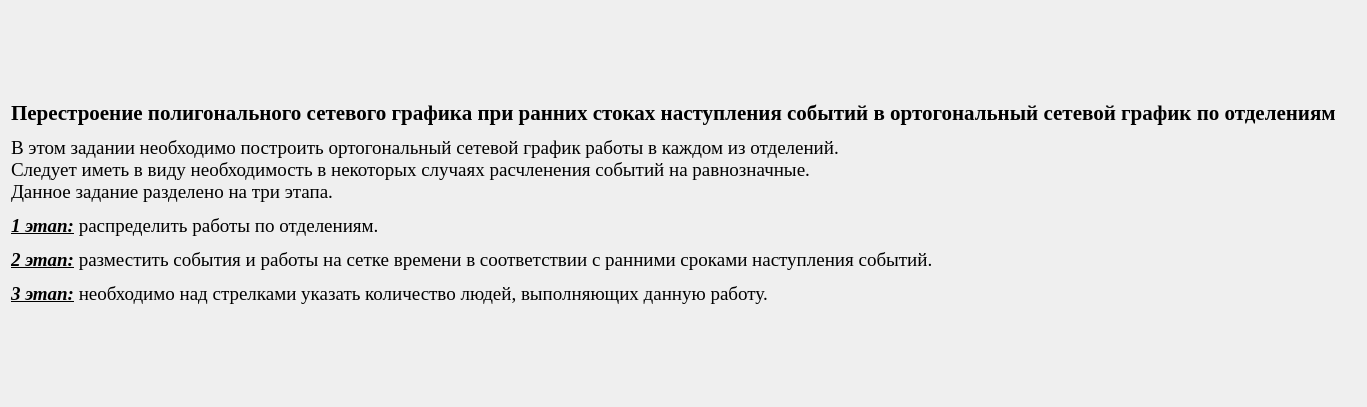
This is qt_designer_ui/TextTask5.ui in IvaMarin/Project-Network-Diagram-App as Qt 5 draws it before an edit. The edited form follows.
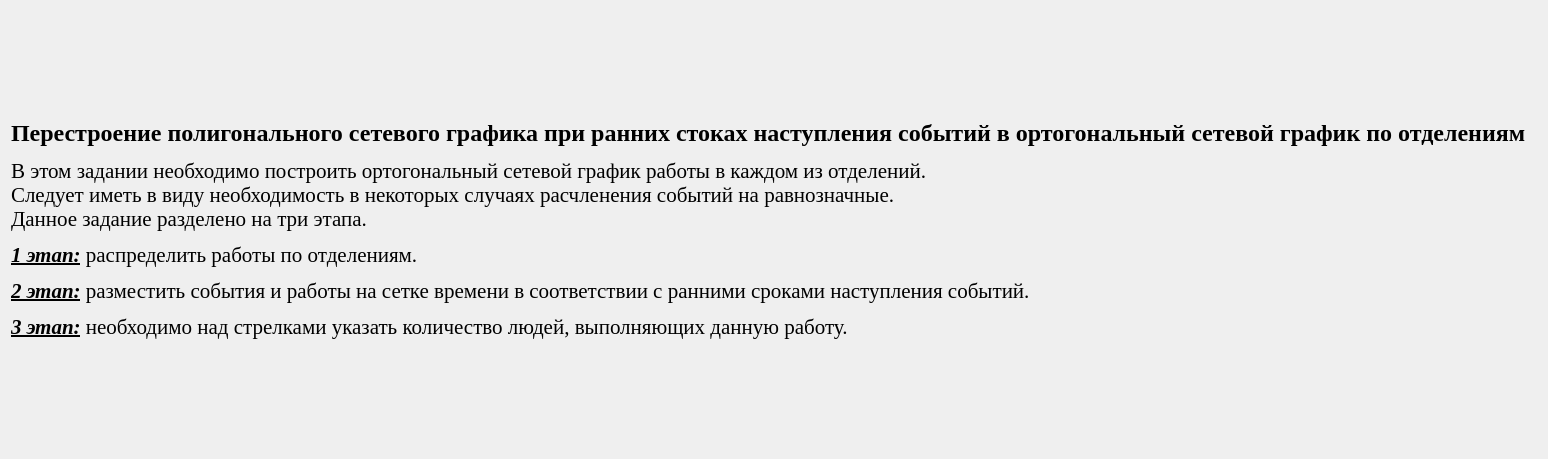
This is the edited form.

Patch:
```diff
--- a/qt_designer_ui/TextTask5.ui
+++ b/qt_designer_ui/TextTask5.ui
@@ -6,8 +6,8 @@
    <rect>
     <x>0</x>
     <y>0</y>
-    <width>1367</width>
-    <height>407</height>
+    <width>1548</width>
+    <height>459</height>
    </rect>
   </property>
   <property name="windowTitle">
@@ -22,7 +22,7 @@
       </font>
      </property>
      <property name="text">
-      <string>&lt;html&gt;&lt;head/&gt;&lt;body&gt;&lt;p&gt;&lt;span style=&quot; font-size:16pt; font-weight:600; background-color:transparent;&quot;&gt;Перестроение полигонального сетевого графика при ранних стоках наступления событий в ортогональный сетевой график по отделениям&lt;/span&gt;&lt;/p&gt;&lt;p align=&quot;justify&quot;&gt;&lt;span style=&quot; font-size:14pt; background-color:transparent;&quot;&gt;В этом задании необходимо построить ортогональный сетевой график работы в каждом из отделений. &lt;br/&gt;Следует иметь в виду необходимость в некоторых случаях расчленения событий на равнозначные.&lt;br/&gt;Данное задание разделено на три этапа. &lt;/span&gt;&lt;/p&gt;&lt;p align=&quot;justify&quot;&gt;&lt;span style=&quot; font-size:14pt; font-weight:600; font-style:italic; text-decoration: underline; background-color:transparent;&quot;&gt;1 этап:&lt;/span&gt;&lt;span style=&quot; font-size:14pt; background-color:transparent;&quot;&gt; распределить работы по отделениям. &lt;/span&gt;&lt;/p&gt;&lt;p align=&quot;justify&quot;&gt;&lt;span style=&quot; font-size:14pt; font-weight:600; font-style:italic; text-decoration: underline; background-color:transparent;&quot;&gt;2 этап:&lt;/span&gt;&lt;span style=&quot; font-size:14pt; background-color:transparent;&quot;&gt; разместить события и работы на сетке времени в соответствии с ранними сроками наступления событий.&lt;/span&gt;&lt;/p&gt;&lt;p align=&quot;justify&quot;&gt;&lt;span style=&quot; font-size:14pt; font-weight:600; font-style:italic; text-decoration: underline; background-color:transparent;&quot;&gt;3 этап:&lt;/span&gt;&lt;span style=&quot; font-size:14pt; background-color:transparent;&quot;&gt; необходимо над стрелками указать количество людей, выполняющих данную работу.&lt;/span&gt;&lt;/p&gt;&lt;/body&gt;&lt;/html&gt;</string>
+      <string>&lt;html&gt;&lt;head/&gt;&lt;body&gt;&lt;p&gt;&lt;span style=&quot; font-size:18pt; font-weight:600; background-color:transparent;&quot;&gt;Перестроение полигонального сетевого графика при ранних стоках наступления событий в ортогональный сетевой график по отделениям&lt;/span&gt;&lt;/p&gt;&lt;p align=&quot;justify&quot;&gt;&lt;span style=&quot; font-size:16pt; background-color:transparent;&quot;&gt;В этом задании необходимо построить ортогональный сетевой график работы в каждом из отделений. &lt;br/&gt;Следует иметь в виду необходимость в некоторых случаях расчленения событий на равнозначные.&lt;br/&gt;Данное задание разделено на три этапа. &lt;/span&gt;&lt;/p&gt;&lt;p align=&quot;justify&quot;&gt;&lt;span style=&quot; font-size:16pt; font-weight:600; font-style:italic; text-decoration: underline; background-color:transparent;&quot;&gt;1 этап:&lt;/span&gt;&lt;span style=&quot; font-size:16pt; background-color:transparent;&quot;&gt; распределить работы по отделениям. &lt;/span&gt;&lt;/p&gt;&lt;p align=&quot;justify&quot;&gt;&lt;span style=&quot; font-size:16pt; font-weight:600; font-style:italic; text-decoration: underline; background-color:transparent;&quot;&gt;2 этап:&lt;/span&gt;&lt;span style=&quot; font-size:16pt; background-color:transparent;&quot;&gt; разместить события и работы на сетке времени в соответствии с ранними сроками наступления событий.&lt;/span&gt;&lt;/p&gt;&lt;p align=&quot;justify&quot;&gt;&lt;span style=&quot; font-size:16pt; font-weight:600; font-style:italic; text-decoration: underline; background-color:transparent;&quot;&gt;3 этап:&lt;/span&gt;&lt;span style=&quot; font-size:16pt; background-color:transparent;&quot;&gt; необходимо над стрелками указать количество людей, выполняющих данную работу.&lt;/span&gt;&lt;/p&gt;&lt;/body&gt;&lt;/html&gt;</string>
      </property>
     </widget>
    </item>
```
